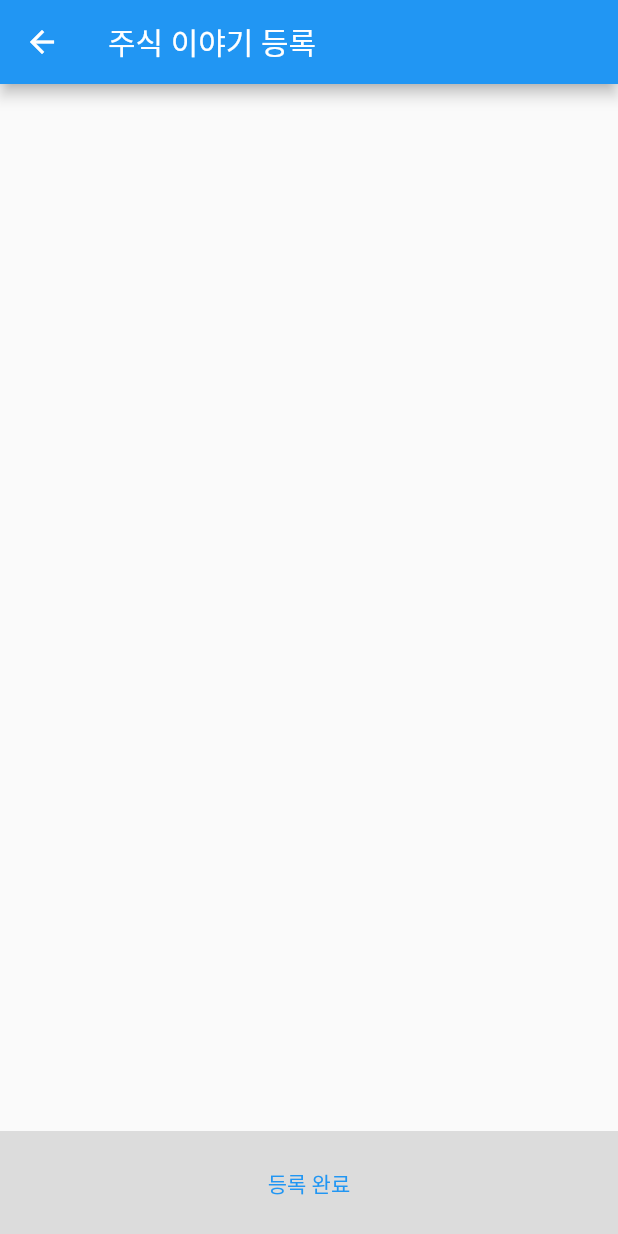
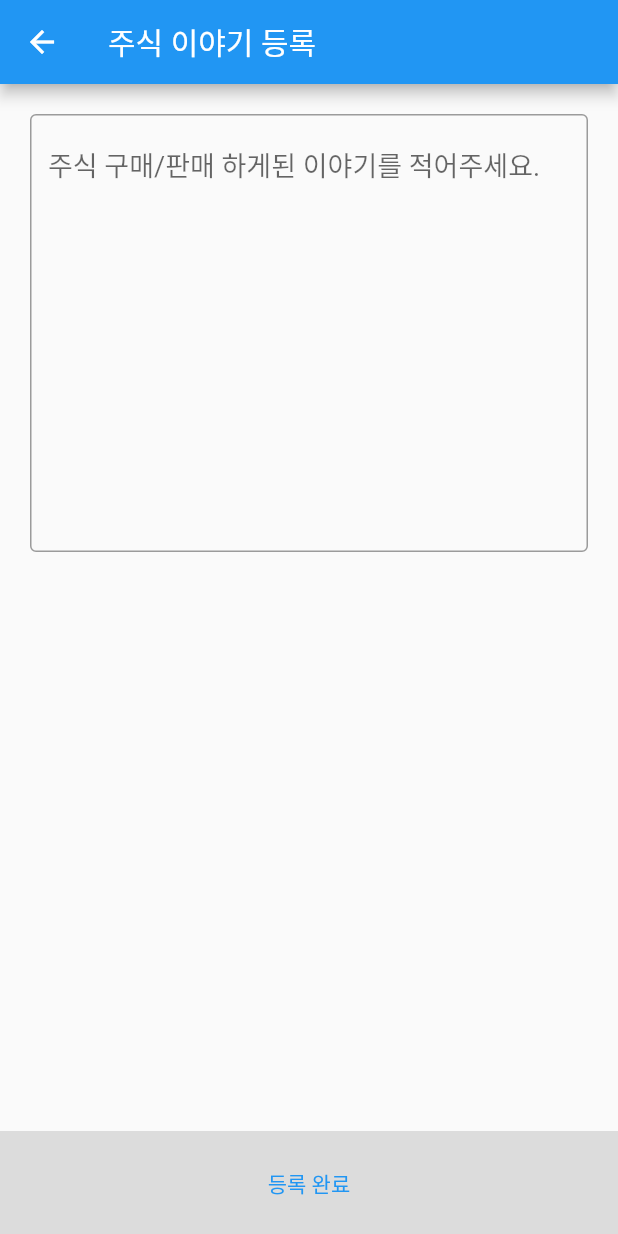
Before and after one commit to habibi03336/investors_room_app, a Flutter app: the StockStoryWriteStoryScreen screen opened directly, on a phone screen of 412 x 824 dp. Run offline on Flutter 3.47's test engine with Material 2 defaults, Android fonts, the phone set to English and light mode, and no system bars; our stand-ins replace timeline_tile.

Commit message:
feat: add textfield on stock story write screen

```diff
--- a/lib/app/stock_story_post/screen/stock_story_write_story_screen.dart
+++ b/lib/app/stock_story_post/screen/stock_story_write_story_screen.dart
@@ -9,7 +9,22 @@ class StockStoryWriteStoryScreen extends StatelessWidget {
       appBar: AppBar(
         title: const Text('주식 이야기 등록'),
       ),
-      body: Column(),
+      body: Padding(
+        padding: const EdgeInsets.symmetric(horizontal: 20, vertical: 20),
+        child: Column(
+          children: const [
+            TextField(
+              style: TextStyle(fontSize: 18),
+              decoration: InputDecoration(
+                border: OutlineInputBorder(),
+                hintText: '주식 구매/판매 하게된 이야기를 적어주세요.',
+              ),
+              minLines: 12,
+              maxLines: 12,
+            ),
+          ],
+        ),
+      ),
       bottomSheet: Container(
         height: 70,
         decoration: const BoxDecoration(
```
